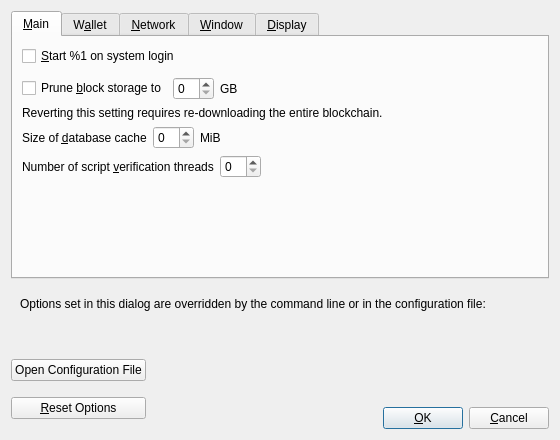
The window that src/qt/forms/optionsdialog.ui (litecoincash-project/ring) describes before a commit, drawn with Qt 5.
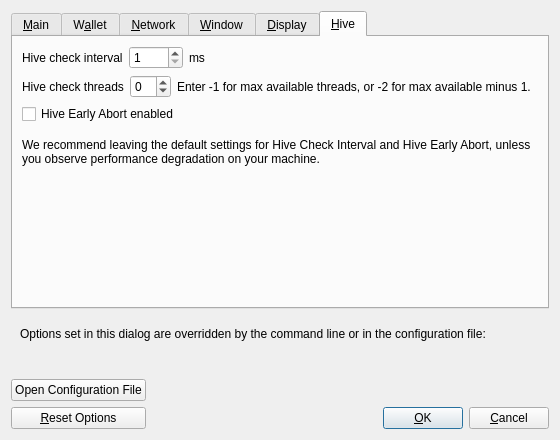
The same window after the commit. Custom widgets are drawn as their Qt base class.

Commit message: Reset for test run 2 (Battery). Pop fixes, QoL fixes. Hive improvements from LCC 0.16.1.2 and 0.16.1.3 pulled in.

Diff of the .ui file:
```diff
--- a/src/qt/forms/optionsdialog.ui
+++ b/src/qt/forms/optionsdialog.ui
@@ -20,7 +20,7 @@
    <item>
     <widget class="QTabWidget" name="tabWidget">
      <property name="currentIndex">
-      <number>0</number>
+      <number>5</number>
      </property>
      <widget class="QWidget" name="tabMain">
       <attribute name="title">
@@ -704,6 +704,155 @@
        </item>
       </layout>
      </widget>
+<widget class="QWidget" name="tabHive">
+      <attribute name="title">
+       <string>&amp;Hive</string>
+      </attribute>
+      <layout class="QVBoxLayout" name="verticalLayout_3">
+       <item>
+        <layout class="QHBoxLayout" name="horizontalLayout_1_Hive">
+         <item>
+          <widget class="QLabel" name="label">
+           <property name="text">
+            <string>Hive check interval</string>
+           </property>
+          </widget>
+         </item>
+         <item>
+          <widget class="QSpinBox" name="hiveCheckDelay">
+           <property name="minimum">
+            <number>1</number>
+           </property>
+           <property name="maximum">
+            <number>1000</number>
+           </property>
+          </widget>
+         </item>
+         <item>
+          <widget class="QLabel" name="label_2">
+           <property name="text">
+            <string>ms</string>
+           </property>
+          </widget>
+         </item>
+         <item>
+          <spacer name="horizontalSpacer">
+           <property name="orientation">
+            <enum>Qt::Horizontal</enum>
+           </property>
+           <property name="sizeHint" stdset="0">
+            <size>
+             <width>40</width>
+             <height>20</height>
+            </size>
+           </property>
+          </spacer>
+         </item>
+        </layout>
+       </item>
+       <item>
+        <layout class="QHBoxLayout" name="horizontalLayout_1_Hive_2">
+         <item>
+          <widget class="QLabel" name="label_3">
+           <property name="text">
+            <string>Hive check threads</string>
+           </property>
+          </widget>
+         </item>
+         <item>
+          <widget class="QSpinBox" name="hiveCheckThreads">
+           <property name="minimum">
+            <number>-2</number>
+           </property>
+          </widget>
+         </item>
+         <item>
+          <widget class="QLabel" name="label_4">
+           <property name="text">
+            <string>Enter -1 for max available threads, or -2 for max available minus 1.</string>
+           </property>
+          </widget>
+         </item>
+         <item>
+          <spacer name="horizontalSpacer_3">
+           <property name="orientation">
+            <enum>Qt::Horizontal</enum>
+           </property>
+           <property name="sizeHint" stdset="0">
+            <size>
+             <width>40</width>
+             <height>20</height>
+            </size>
+           </property>
+          </spacer>
+         </item>
+        </layout>
+       </item>
+       <item>
+        <layout class="QHBoxLayout" name="horizontalLayout_1_Hive_3">
+         <item>
+          <widget class="QCheckBox" name="hiveCheckEarlyOut">
+           <property name="text">
+            <string>Hive Early Abort enabled</string>
+           </property>
+          </widget>
+         </item>
+         <item>
+          <spacer name="horizontalSpacer_4">
+           <property name="orientation">
+            <enum>Qt::Horizontal</enum>
+           </property>
+           <property name="sizeHint" stdset="0">
+            <size>
+             <width>40</width>
+             <height>20</height>
+            </size>
+           </property>
+          </spacer>
+         </item>
+        </layout>
+       </item>
+       <item>
+        <spacer name="verticalSpacer_3">
+         <property name="orientation">
+          <enum>Qt::Vertical</enum>
+         </property>
+         <property name="sizeType">
+          <enum>QSizePolicy::Fixed</enum>
+         </property>
+         <property name="sizeHint" stdset="0">
+          <size>
+           <width>20</width>
+           <height>8</height>
+          </size>
+         </property>
+        </spacer>
+       </item>
+       <item>
+        <widget class="QLabel" name="label_5">
+         <property name="text">
+          <string>We recommend leaving the default settings for Hive Check Interval and Hive Early Abort, unless you observe performance degradation on your machine.</string>
+         </property>
+         <property name="wordWrap">
+          <bool>true</bool>
+         </property>
+        </widget>
+       </item>
+       <item>
+        <spacer name="verticalSpacer_2">
+         <property name="orientation">
+          <enum>Qt::Vertical</enum>
+         </property>
+         <property name="sizeHint" stdset="0">
+          <size>
+           <width>20</width>
+           <height>180</height>
+          </size>
+         </property>
+        </spacer>
+       </item>
+      </layout>
+     </widget>     
     </widget>
    </item>
    <item>
```
The commit also changes 108 other files.
